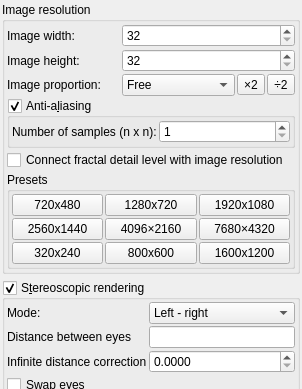
The window that mandelbulber2/qt/dock_image_adjustments.ui (buddhi1980/mandelbulber2) describes before a commit, drawn with Qt 5; both pictures show x 0 to 302 and y 0 to 389 of the 302 by 1257 pixel window.
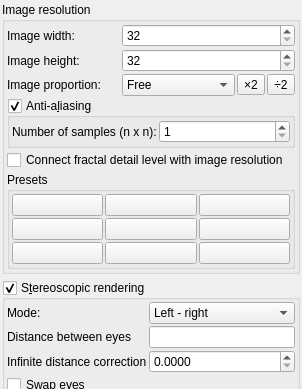
The same window after the commit. Icons and pictures are not drawn. Custom widgets are drawn as their Qt base class.

Commit message: Partially implemented presets for image resolutions. TODO: edit option (right click on preset)

Patch:
```diff
--- a/mandelbulber2/qt/dock_image_adjustments.ui
+++ b/mandelbulber2/qt/dock_image_adjustments.ui
@@ -296,7 +296,7 @@
               </sizepolicy>
              </property>
              <property name="text">
-              <string>4096×2160</string>
+              <string/>
              </property>
             </widget>
            </item>
@@ -309,7 +309,7 @@
               </sizepolicy>
              </property>
              <property name="text">
-              <string>1280x720</string>
+              <string/>
              </property>
             </widget>
            </item>
@@ -322,7 +322,7 @@
               </sizepolicy>
              </property>
              <property name="text">
-              <string>1920x1080</string>
+              <string/>
              </property>
             </widget>
            </item>
@@ -335,7 +335,7 @@
               </sizepolicy>
              </property>
              <property name="text">
-              <string>7680×4320</string>
+              <string/>
              </property>
             </widget>
            </item>
@@ -348,7 +348,7 @@
               </sizepolicy>
              </property>
              <property name="text">
-              <string>720x480</string>
+              <string/>
              </property>
             </widget>
            </item>
@@ -361,7 +361,7 @@
               </sizepolicy>
              </property>
              <property name="text">
-              <string>2560x1440</string>
+              <string/>
              </property>
             </widget>
            </item>
@@ -374,7 +374,7 @@
               </sizepolicy>
              </property>
              <property name="text">
-              <string>320x240</string>
+              <string/>
              </property>
             </widget>
            </item>
@@ -387,7 +387,7 @@
               </sizepolicy>
              </property>
              <property name="text">
-              <string>800x600</string>
+              <string/>
              </property>
             </widget>
            </item>
@@ -400,7 +400,7 @@
               </sizepolicy>
              </property>
              <property name="text">
-              <string>1600x1200</string>
+              <string/>
              </property>
             </widget>
            </item>
```
Left out of the diff: 36 changed lines with no effect on the pictures. The commit also changes 4 other files.
